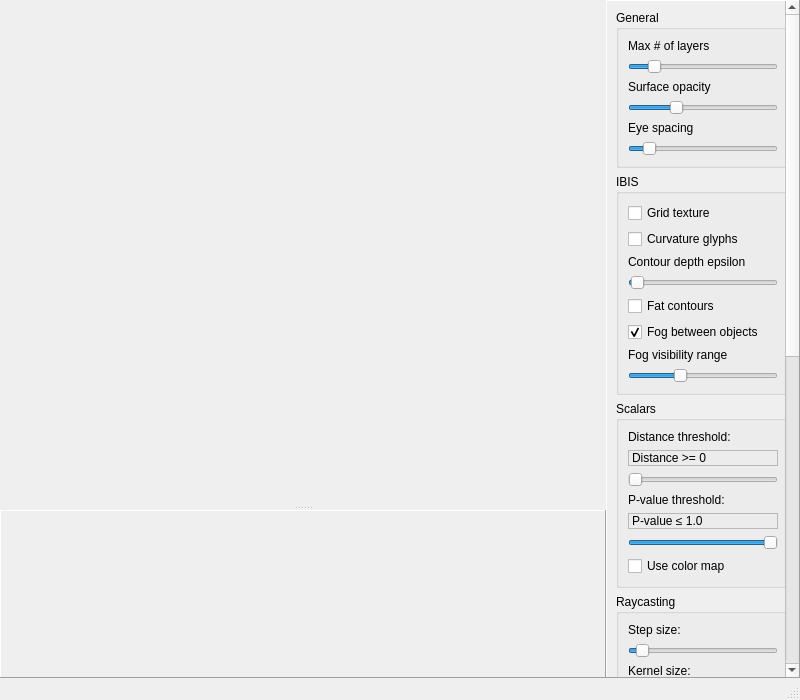
Before: the Qt Designer form Widgets/NQVTKWindow.ui in bwrrp/nqvtk, drawn with Qt 5.
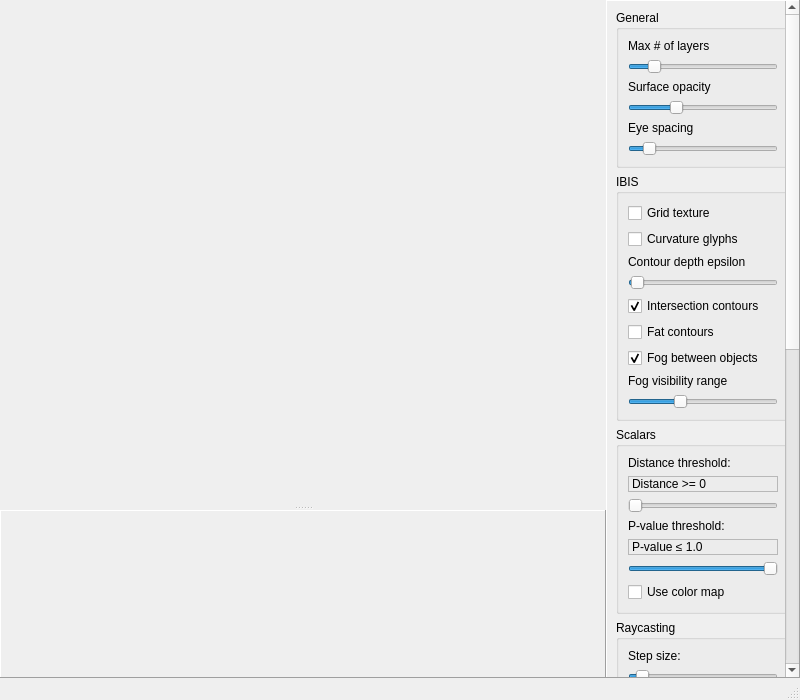
After: the same form once the commit is applied. Custom widgets are drawn as their Qt base class.

Commit message: Fixed some inconsistencies between IBIS / DistanceFields parameters. Added toggle for contours.

```diff
--- a/Widgets/NQVTKWindow.ui
+++ b/Widgets/NQVTKWindow.ui
@@ -92,7 +92,7 @@
          <x>0</x>
          <y>0</y>
          <width>177</width>
-         <height>1278</height>
+         <height>1303</height>
         </rect>
        </property>
        <layout class="QVBoxLayout" name="verticalLayout_3" >
@@ -235,6 +235,16 @@
              </property>
             </widget>
            </item>
+           <item>
+            <widget class="QCheckBox" name="useContours" >
+             <property name="text" >
+              <string>Intersection contours</string>
+             </property>
+             <property name="checked" >
+              <bool>true</bool>
+             </property>
+            </widget>
+           </item>
            <item>
             <widget class="QCheckBox" name="useFatContours" >
              <property name="text" >
```
The commit also changes 4 other files.
